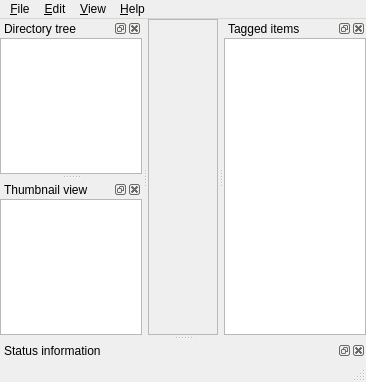
Above: aardview/aardview.ui from bwachter/aardview before the change. Below: the same form after it.
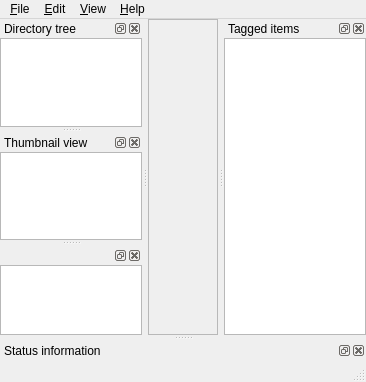
That is the form after the change. Custom widgets are drawn as their Qt base class.

Commit message: Initial support for displaying exif data

What changed in the file:
```diff
--- a/aardview/aardview.ui
+++ b/aardview/aardview.ui
@@ -284,6 +284,56 @@
    <widget class="QWidget" name="dockWidgetContents_4"/>
   </widget>
   <widget class="QStatusBar" name="statusBar"/>
+  <widget class="QDockWidget" name="dockExifData">
+   <attribute name="dockWidgetArea">
+    <number>1</number>
+   </attribute>
+   <widget class="QWidget" name="dockWidgetContents_5">
+    <layout class="QVBoxLayout" name="verticalLayout_12">
+     <property name="spacing">
+      <number>0</number>
+     </property>
+     <property name="leftMargin">
+      <number>0</number>
+     </property>
+     <property name="topMargin">
+      <number>0</number>
+     </property>
+     <property name="rightMargin">
+      <number>0</number>
+     </property>
+     <property name="bottomMargin">
+      <number>0</number>
+     </property>
+     <item>
+      <layout class="QVBoxLayout" name="verticalLayout_11" stretch="0">
+       <property name="spacing">
+        <number>0</number>
+       </property>
+       <item>
+        <widget class="QTableView" name="exifView">
+         <property name="sizeAdjustPolicy">
+          <enum>QAbstractScrollArea::AdjustToContents</enum>
+         </property>
+         <property name="alternatingRowColors">
+          <bool>true</bool>
+         </property>
+         <property name="selectionMode">
+          <enum>QAbstractItemView::NoSelection</enum>
+         </property>
+         <property name="sortingEnabled">
+          <bool>true</bool>
+         </property>
+         <attribute name="horizontalHeaderShowSortIndicator" stdset="0">
+          <bool>true</bool>
+         </attribute>
+        </widget>
+       </item>
+      </layout>
+     </item>
+    </layout>
+   </widget>
+  </widget>
   <action name="actionOpen">
    <property name="text">
     <string>&amp;Open</string>
```
Left out of the diff: 4 changed lines with no effect on the pictures. The commit also changes 7 other files.
